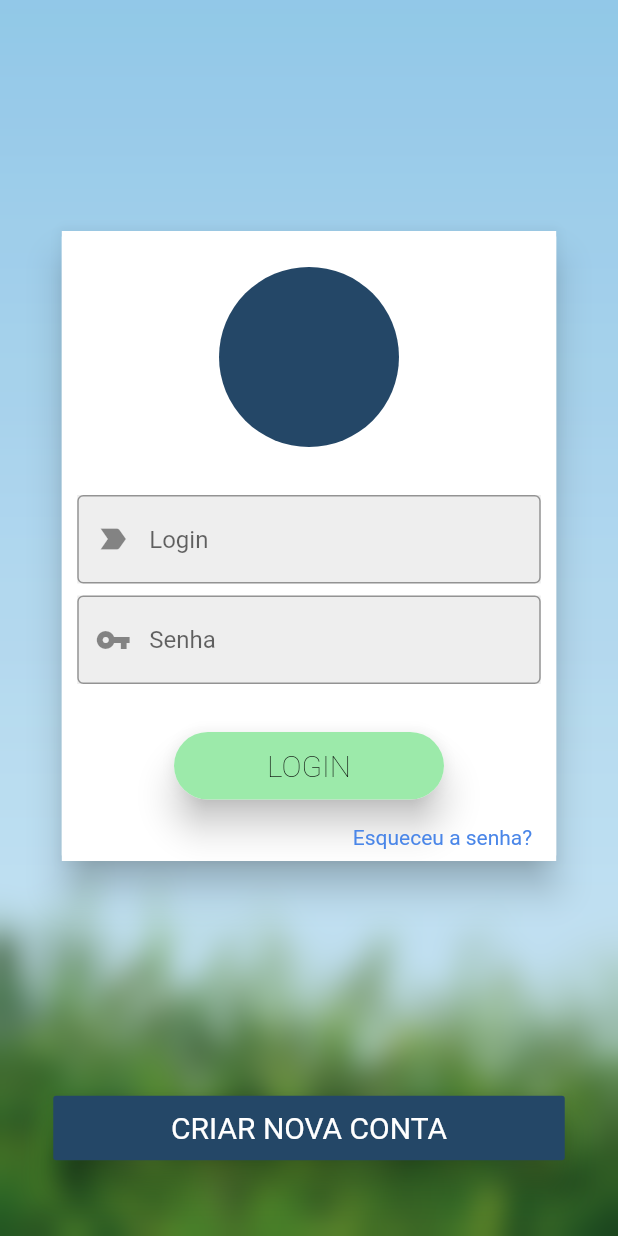
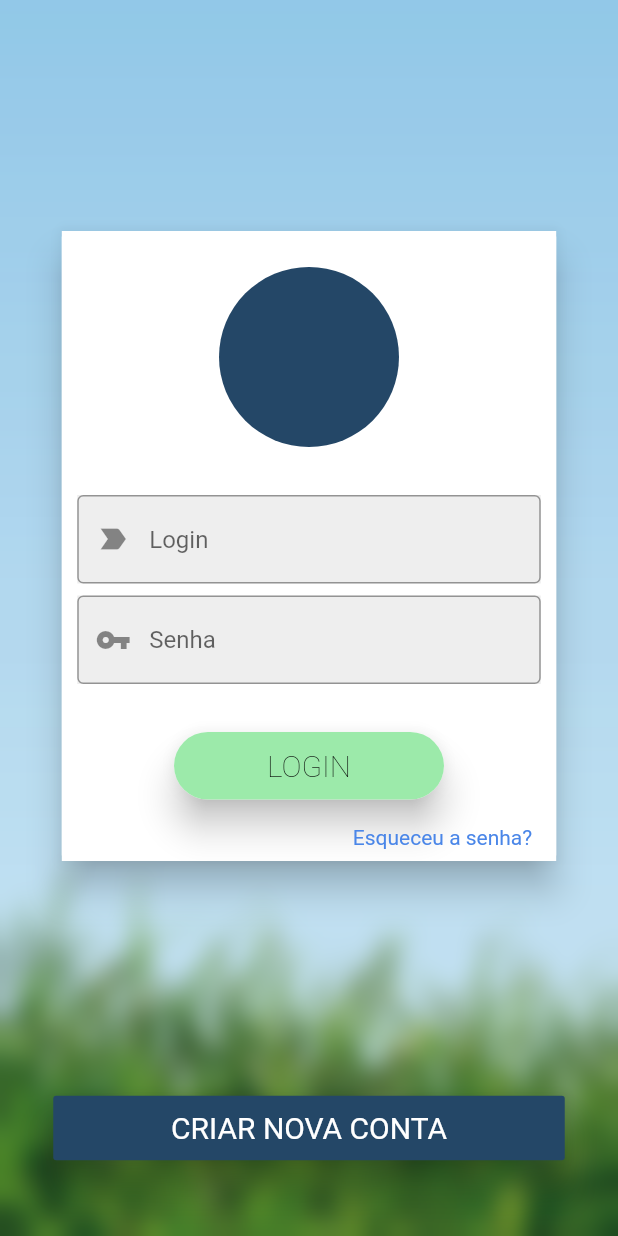
Before and after one commit to LuizHenriqueGuimaraes/I2AConnect, a Flutter app: the screen it shows after launch, on a phone screen of 412 x 824 dp. Run offline on Flutter 3.47's test engine with Material 2 defaults, Android fonts, the phone set to English and light mode, and no system bars.

Commit message:
ajustes no login

```diff
--- a/lib/pages/login.dart
+++ b/lib/pages/login.dart
@@ -12,12 +12,12 @@ class LoginPage extends StatelessWidget {
         decoration: BoxDecoration(
           image: DecorationImage(
             image: AssetImage("assets/background_login.png"),
-            fit: BoxFit.fill,
+            fit: BoxFit.fitHeight,
           ),
         ),
 
         child: BackdropFilter(
-          filter: ImageFilter.blur(sigmaX: 10, sigmaY: 10),
+          filter: ImageFilter.blur(sigmaX: 8, sigmaY: 8),
           child: Column(
             children: <Widget>[
               /*
```
